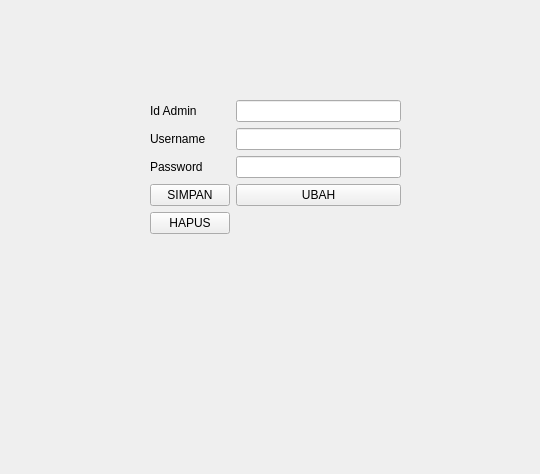
Old version of the form Tugas_2310010573/SewaMobil_2310010573/admin.ui in the repository eevnxx999/Tugas_2310010573.
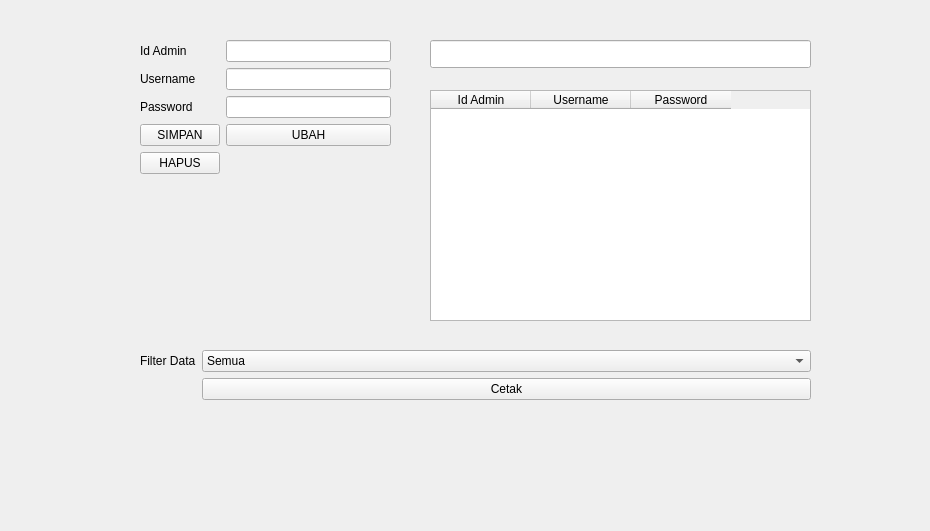
New version of the form.

Patch:
```diff
--- a/Tugas_2310010573/SewaMobil_2310010573/admin.ui
+++ b/Tugas_2310010573/SewaMobil_2310010573/admin.ui
@@ -6,8 +6,8 @@
    <rect>
     <x>0</x>
     <y>0</y>
-    <width>540</width>
-    <height>474</height>
+    <width>930</width>
+    <height>531</height>
    </rect>
   </property>
   <property name="windowTitle">
@@ -16,8 +16,8 @@
   <widget class="QWidget" name="formLayoutWidget">
    <property name="geometry">
     <rect>
-     <x>150</x>
-     <y>100</y>
+     <x>140</x>
+     <y>40</y>
      <width>251</width>
      <height>281</height>
     </rect>
@@ -76,6 +76,76 @@
     </item>
    </layout>
   </widget>
+  <widget class="QLineEdit" name="lineCari">
+   <property name="geometry">
+    <rect>
+     <x>430</x>
+     <y>40</y>
+     <width>381</width>
+     <height>28</height>
+    </rect>
+   </property>
+  </widget>
+  <widget class="QTableWidget" name="tblAdmin">
+   <property name="geometry">
+    <rect>
+     <x>430</x>
+     <y>90</y>
+     <width>381</width>
+     <height>231</height>
+    </rect>
+   </property>
+   <column>
+    <property name="text">
+     <string>Id Admin</string>
+    </property>
+   </column>
+   <column>
+    <property name="text">
+     <string>Username</string>
+    </property>
+   </column>
+   <column>
+    <property name="text">
+     <string>Password</string>
+    </property>
+   </column>
+  </widget>
+  <widget class="QWidget" name="formLayoutWidget_2">
+   <property name="geometry">
+    <rect>
+     <x>140</x>
+     <y>350</y>
+     <width>671</width>
+     <height>111</height>
+    </rect>
+   </property>
+   <layout class="QFormLayout" name="formLayout_2">
+    <item row="0" column="0">
+     <widget class="QLabel" name="filterDataLabel">
+      <property name="text">
+       <string>Filter Data</string>
+      </property>
+     </widget>
+    </item>
+    <item row="0" column="1">
+     <widget class="QComboBox" name="comboFilter">
+      <item>
+       <property name="text">
+        <string>Semua</string>
+       </property>
+      </item>
+     </widget>
+    </item>
+    <item row="1" column="1">
+     <widget class="QPushButton" name="btnCetak">
+      <property name="text">
+       <string>Cetak</string>
+      </property>
+     </widget>
+    </item>
+   </layout>
+  </widget>
  </widget>
  <resources/>
  <connections/>
```
